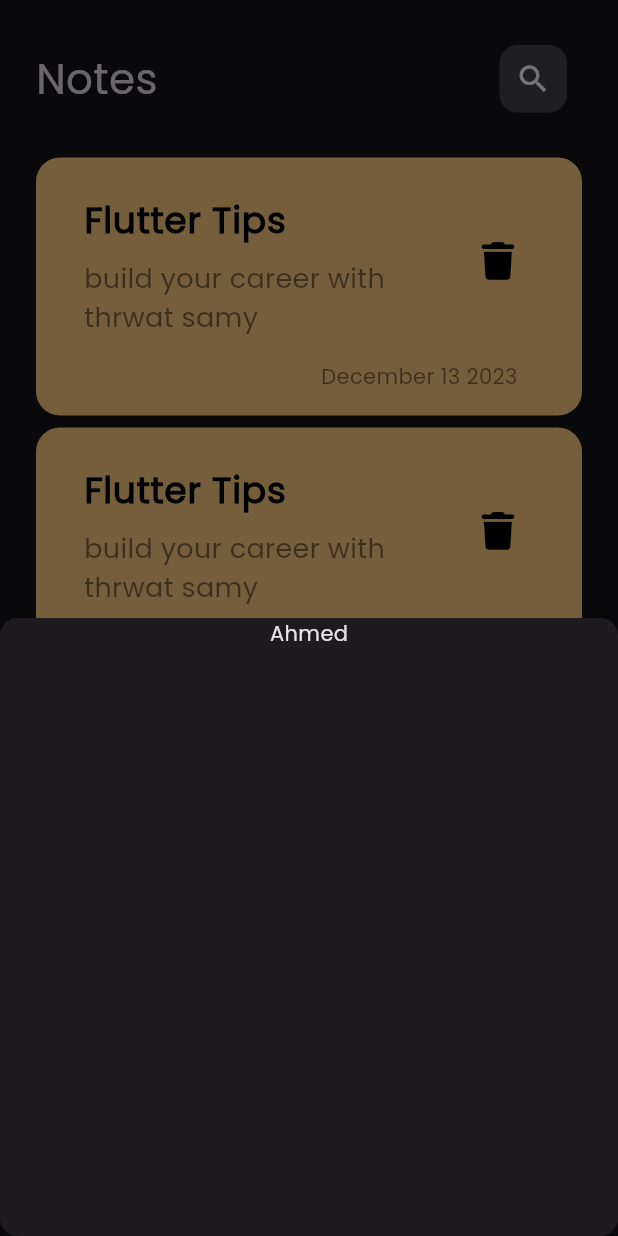
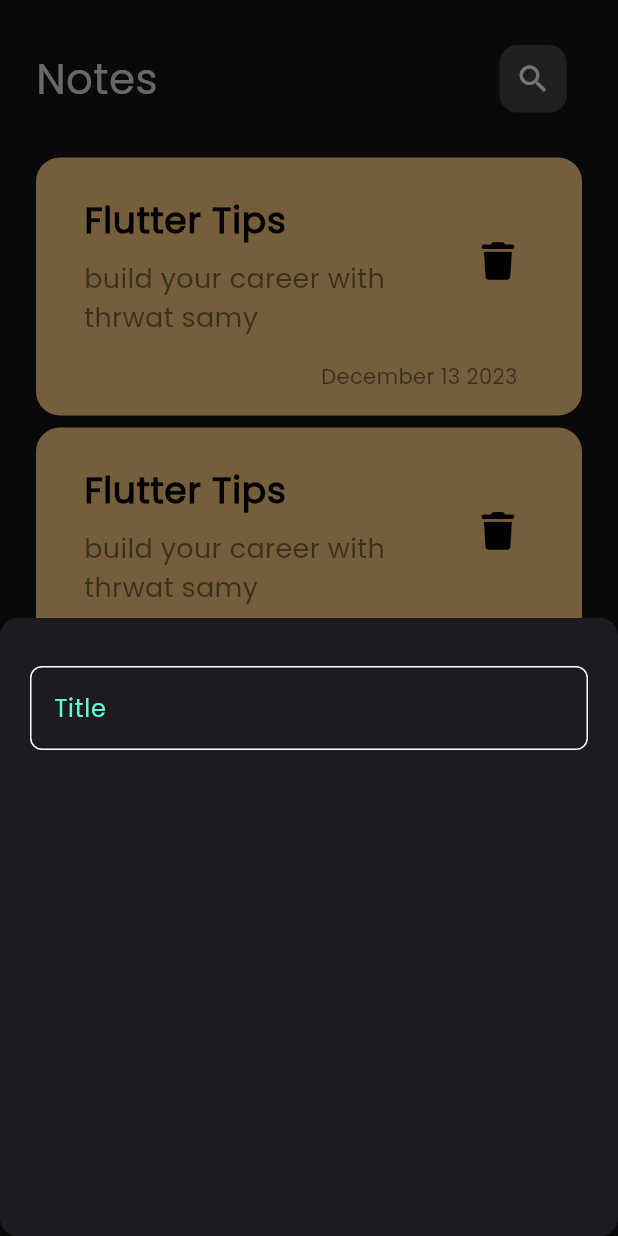
Before and after one commit to dyedhdexvdebcshgddjfsuhfdjgdhdsh/notes_app, a Flutter app: the screen it shows after launch, after a tap on the "add" icon, on a phone screen of 412 x 824 dp. Run offline on Flutter 3.47's test engine with Material 3 defaults, Android fonts, the phone set to English and light mode, and no system bars; our stand-ins replace font_awesome_flutter.

Commit message:
Custom Text Field

```diff
--- /dev/null
+++ b/lib/constants.dart
@@ -0,0 +1,3 @@
+import 'dart:ui';
+
+const kPrimaryColor = Color(0xff62FCD7);
--- a/lib/views/widgets/add-note_bottomsheet.dart
+++ b/lib/views/widgets/add-note_bottomsheet.dart
@@ -1,4 +1,5 @@
 import 'package:flutter/material.dart';
+import 'package:notes_app/constants.dart';
 
 class AddNotesBottomSheet extends StatelessWidget {
   const AddNotesBottomSheet({Key? key}) : super(key: key);
@@ -10,9 +11,37 @@ class AddNotesBottomSheet extends StatelessWidget {
       width: double.infinity,
       child: Column(
         children: [
-          Text('Ahmed'),
+          SizedBox(
+            height: 32,
+          ),
+          CustomTextField()
         ],
       ),
     );
   }
 }
+
+class CustomTextField extends StatelessWidget {
+  const CustomTextField({Key? key}) : super(key: key);
+
+  @override
+  Widget build(BuildContext context) {
+    return Padding(
+      padding: const EdgeInsets.symmetric(horizontal: 20),
+      child: TextField(
+        decoration: InputDecoration(
+            hintText: 'Title',
+            hintStyle: TextStyle(color: kPrimaryColor),
+            border: buildBorder(),
+            enabledBorder: buildBorder(),
+            focusedBorder: buildBorder(kPrimaryColor)),
+      ),
+    );
+  }
+}
+
+OutlineInputBorder buildBorder([Color? color]) {
+  return OutlineInputBorder(
+      borderRadius: BorderRadius.circular(8),
+      borderSide: BorderSide(color: color ?? Colors.white));
+}
```
